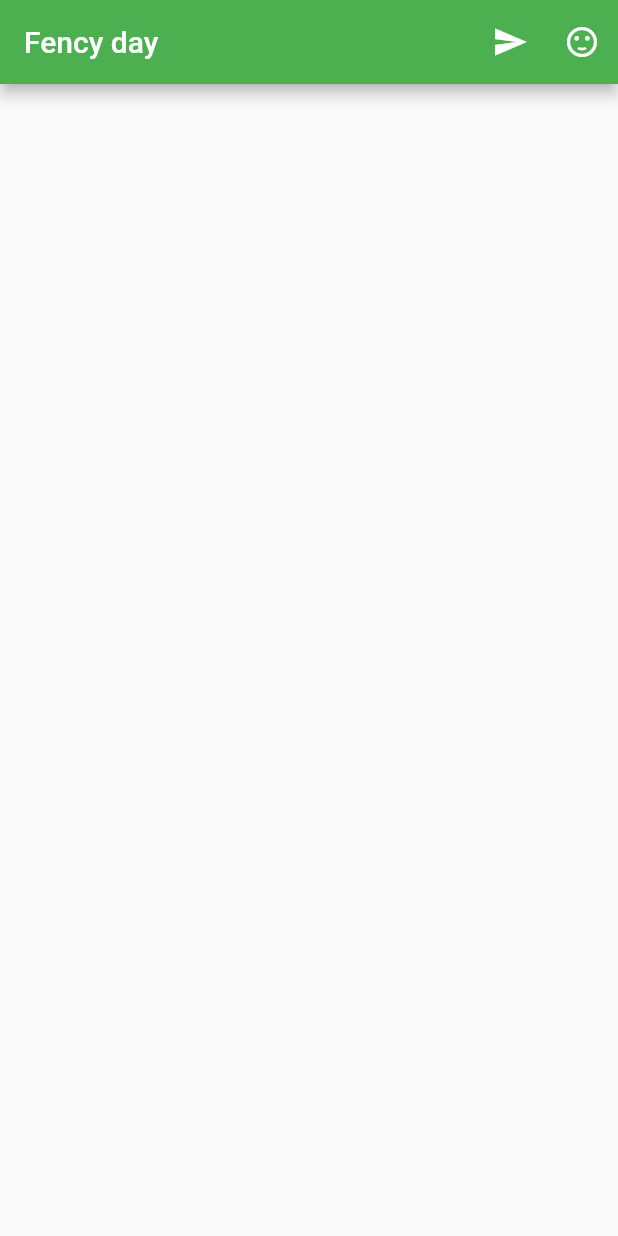
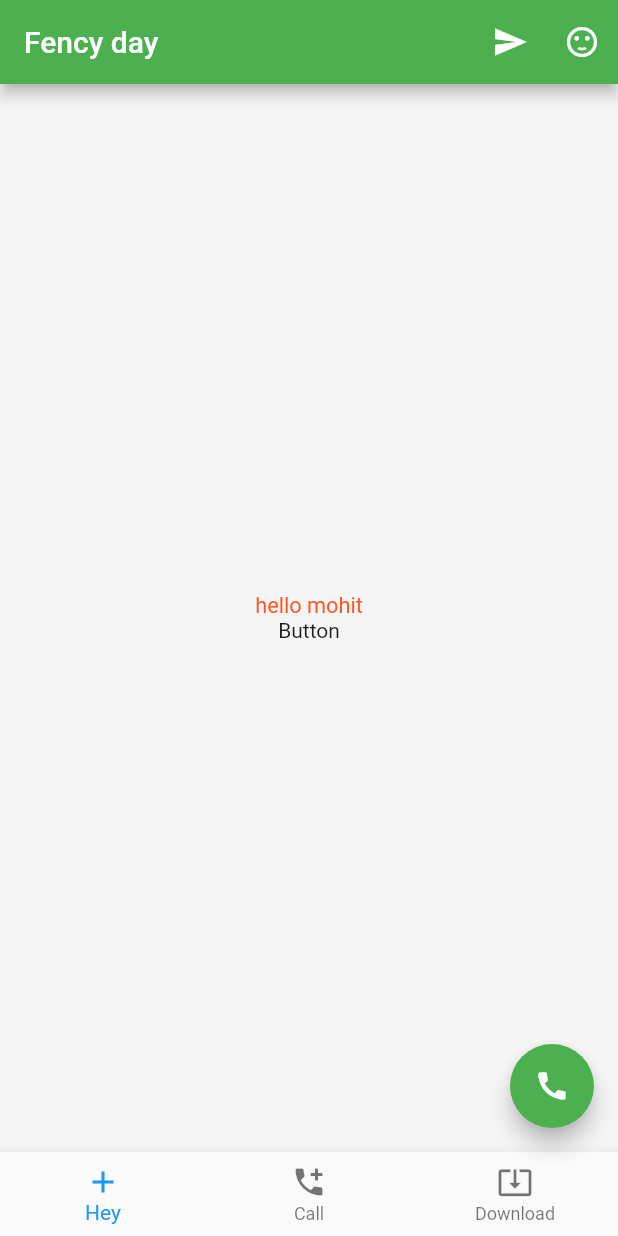
Before and after one commit to negimohit1209/flutter_todoList, a Flutter app: the screen it shows after launch, on a phone screen of 412 x 824 dp. Run offline on Flutter 3.47's test engine with Material 2 defaults, Android fonts, the phone set to English and light mode, and no system bars.

Commit message:
add appbar floatingActionButton bottomNavigationBar

```diff
--- a/lib/ui/home_sca.dart
+++ b/lib/ui/home_sca.dart
@@ -4,6 +4,7 @@ class Home extends StatelessWidget {
   _onPress() {
     print("search Tapped");
   }
+
   @override
   Widget build(BuildContext context) {
     return Scaffold(
@@ -21,6 +22,38 @@ class Home extends StatelessWidget {
             )
           ],
         ),
+        backgroundColor: Colors.grey.shade100,
+        body: Container(
+          alignment: Alignment.center,
+          child: Column(
+            mainAxisAlignment: MainAxisAlignment.center,
+            children: <Widget>[
+              Text("hello mohit",
+              style: TextStyle(
+                fontSize: 14.5,
+                fontWeight: FontWeight.w400,
+                color: Colors.deepOrange
+              )),
+              InkWell(
+                child: Text("Button"),
+                onTap: ()=> debugPrint("button pressed"),
+              )
+            ],
+
+        )
+
+        ),
+        floatingActionButton: FloatingActionButton(
+          onPressed: () => debugPrint("call pressed"),
+          backgroundColor: Colors.green,
+          tooltip: 'Going up',
+          child: Icon(Icons.call),
+        ),
+        bottomNavigationBar: BottomNavigationBar(items: [
+          BottomNavigationBarItem(icon: Icon(Icons.add), title: Text('Hey')),
+          BottomNavigationBarItem(icon: Icon(Icons.add_call), title: Text('Call')),
+          BottomNavigationBarItem(icon: Icon(Icons.system_update_alt), title: Text('Download'))
+        ], onTap: (int i)=> debugPrint("Hey Touched $i"),),
     );
   }
 }
```
Lines whose indentation alone changed are shown as unchanged.
